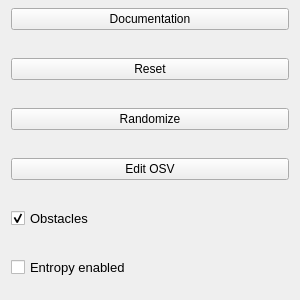
Qt form settingswidget.ui (umdenes100/VisionSystemSim) before a commit.
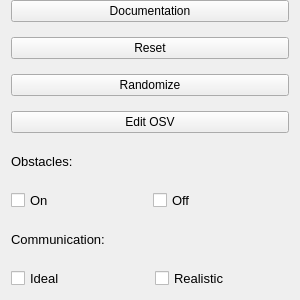
The same form after that commit.

Patch:
```diff
--- a/settingswidget.ui
+++ b/settingswidget.ui
@@ -33,12 +33,17 @@
   </property>
   <layout class="QVBoxLayout" name="verticalLayout">
    <property name="spacing">
-    <number>20</number>
+    <number>9</number>
    </property>
    <property name="topMargin">
     <number>0</number>
    </property>
    <item>
+    <layout class="QVBoxLayout" name="buttonLayout">
+     <property name="spacing">
+      <number>15</number>
+     </property>
+     <item>
     <widget class="QPushButton" name="documentationButton">
      <property name="font">
       <font>
@@ -110,49 +115,90 @@
      </property>
     </widget>
    </item>
+    </layout>
+   </item>
    <item>
-    <widget class="QCheckBox" name="obstaclesEnabled">
-     <property name="enabled">
-      <bool>true</bool>
+    <widget class="QLabel" name="obstaclesLabel">
+     <property name="font">
+      <font>
+       <pointsize>10</pointsize>
+      </font>
      </property>
+     <property name="text">
+      <string>Obstacles:</string>
+     </property>
+    </widget>
+   </item>
+   <item>
+    <layout class="QHBoxLayout" name="obstacleBoxes">
+     <property name="spacing">
+      <number>6</number>
+     </property>
+     <item>
+      <widget class="QCheckBox" name="obstaclesOn">
      <property name="font">
       <font>
        <pointsize>10</pointsize>
-       <weight>50</weight>
-       <bold>false</bold>
-      </font>
-     </property>
-     <property name="toolTip">
-      <string>Turn obstacles on or off</string>
-     </property>
-     <property name="toolTipDuration">
-      <number>2000</number>
+        </font>
+       </property>
+       <property name="text">
+        <string>On</string>
+       </property>
+      </widget>
+     </item>
+     <item>
+      <widget class="QCheckBox" name="obstaclesOff">
+       <property name="font">
+        <font>
+         <pointsize>10</pointsize>
+        </font>
      </property>
      <property name="text">
-      <string>Obstacles</string>
-     </property>
-     <property name="checked">
-      <bool>true</bool>
+        <string>Off</string>
+       </property>
+      </widget>
+     </item>
+    </layout>
+   </item>
+   <item>
+    <widget class="QLabel" name="commLabel">
+     <property name="font">
+      <font>
+       <pointsize>10</pointsize>
+      </font>
      </property>
+     <property name="text">
+      <string>Communication:</string>
+     </property>
     </widget>
    </item>
    <item>
-    <widget class="QCheckBox" name="entropyEnabled">
+    <layout class="QHBoxLayout" name="commBoxes">
+     <item>
+      <widget class="QCheckBox" name="commIdeal">
      <property name="font">
       <font>
        <pointsize>10</pointsize>
       </font>
      </property>
-     <property name="toolTip">
-      <string>Enable or disable entropy (See documentation for details)</string>
-     </property>
-     <property name="toolTipDuration">
-      <number>2000</number>
+       <property name="text">
+        <string>Ideal</string>
+       </property>
+      </widget>
+     </item>
+     <item>
+      <widget class="QCheckBox" name="commRealistic">
+       <property name="font">
+        <font>
+         <pointsize>10</pointsize>
+        </font>
      </property>
      <property name="text">
-      <string>Entropy enabled</string>
-     </property>
-    </widget>
+        <string>Realistic</string>
+       </property>
+      </widget>
+     </item>
+    </layout>
    </item>
   </layout>
  </widget>
```
Lines whose indentation alone changed are shown as unchanged.
